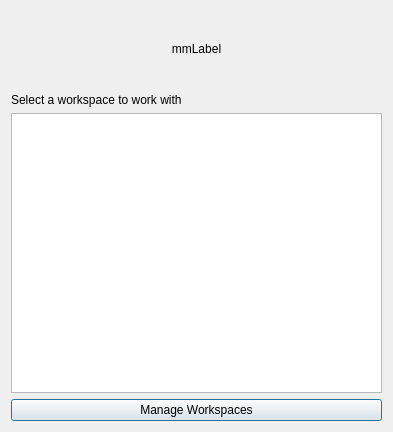
Before: the Qt Designer form Mergin/ui/ui_select_workspace_dialog.ui in MerginMaps/qgis-plugin, drawn with Qt 5.
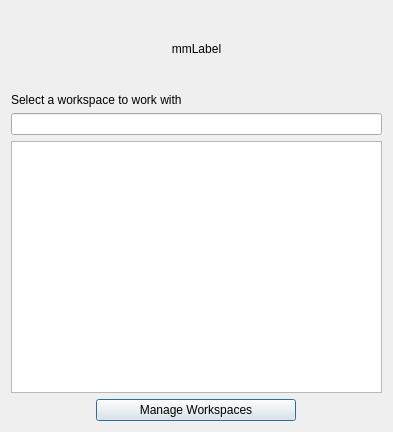
After: the same form once the commit is applied. Custom widgets are drawn as their Qt base class.

Commit message: Filter workspaces dialog

Patch:
```diff
--- a/Mergin/ui/ui_select_workspace_dialog.ui
+++ b/Mergin/ui/ui_select_workspace_dialog.ui
@@ -21,8 +21,24 @@
      </property>
     </widget>
    </item>
-   <item row="2" column="0">
-    <widget class="QListWidget" name="workspace_list"/>
+   <item row="4" column="0" alignment="Qt::AlignHCenter">
+    <widget class="QPushButton" name="manage_workspaces">
+     <property name="minimumSize">
+      <size>
+       <width>200</width>
+       <height>0</height>
+      </size>
+     </property>
+     <property name="maximumSize">
+      <size>
+       <width>200</width>
+       <height>16777215</height>
+      </size>
+     </property>
+     <property name="text">
+      <string>Manage Workspaces</string>
+     </property>
+    </widget>
    </item>
    <item row="0" column="0">
     <widget class="QLabel" name="label_logo">
@@ -40,15 +56,21 @@
      </property>
     </widget>
    </item>
+   <item row="2" column="0">
+    <widget class="QgsFilterLineEdit" name="line_edit"/>
+   </item>
    <item row="3" column="0">
-    <widget class="QPushButton" name="manage_workspaces">
-     <property name="text">
-      <string>Manage Workspaces</string>
-     </property>
-    </widget>
+    <widget class="QListView" name="workspace_list"/>
    </item>
   </layout>
  </widget>
+ <customwidgets>
+  <customwidget>
+   <class>QgsFilterLineEdit</class>
+   <extends>QLineEdit</extends>
+   <header>qgsfilterlineedit.h</header>
+  </customwidget>
+ </customwidgets>
  <resources/>
  <connections/>
 </ui>
```
The commit also changes 2 other files.
